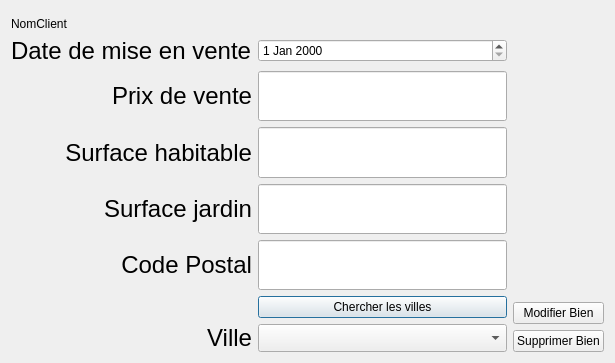
Ovan33/Immobilier, file src/Qt/AgenceImmobiliere/dialogbien.ui: the form before one commit.
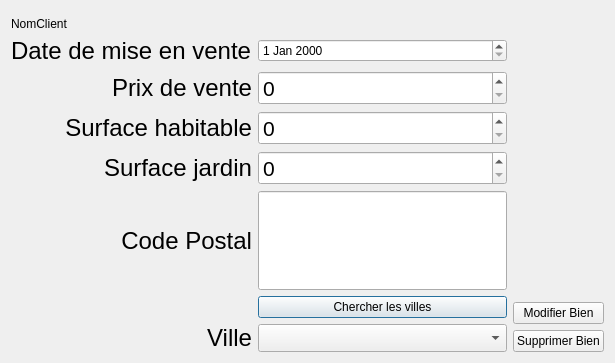
The form after the commit.

Commit message: DialogBien : Spinboxes pour prix de vente et surfaces Bien : Suppression des énumérations et création de getters/setters pour les surfaces Bien : ajout d'un constructeur contenant le numB

```diff
--- a/src/Qt/AgenceImmobiliere/dialogbien.ui
+++ b/src/Qt/AgenceImmobiliere/dialogbien.ui
@@ -118,23 +118,7 @@
           <set>Qt::AlignRight|Qt::AlignTrailing|Qt::AlignVCenter</set>
          </property>
          <property name="buddy">
-          <cstring>lineEdit_CodePostal_Bien</cstring>
-         </property>
-        </widget>
-       </item>
-       <item row="2" column="1">
-        <widget class="QLineEdit" name="lineEdit_SurfHabMin">
-         <property name="sizePolicy">
-          <sizepolicy hsizetype="Maximum" vsizetype="Expanding">
-           <horstretch>3</horstretch>
-           <verstretch>1</verstretch>
-          </sizepolicy>
-         </property>
-         <property name="maximumSize">
-          <size>
-           <width>421</width>
-           <height>16777215</height>
-          </size>
+          <cstring>lineEdit_CodePostal</cstring>
          </property>
         </widget>
        </item>
@@ -191,41 +175,6 @@
          <property name="alignment">
           <set>Qt::AlignRight|Qt::AlignTrailing|Qt::AlignVCenter</set>
          </property>
-         <property name="buddy">
-          <cstring>lineEdit_SurJardMin</cstring>
-         </property>
-        </widget>
-       </item>
-       <item row="3" column="1">
-        <widget class="QLineEdit" name="lineEdit_SurJardMin">
-         <property name="sizePolicy">
-          <sizepolicy hsizetype="Maximum" vsizetype="Expanding">
-           <horstretch>3</horstretch>
-           <verstretch>1</verstretch>
-          </sizepolicy>
-         </property>
-         <property name="maximumSize">
-          <size>
-           <width>421</width>
-           <height>16777215</height>
-          </size>
-         </property>
-        </widget>
-       </item>
-       <item row="1" column="1">
-        <widget class="QLineEdit" name="lineEdit_BudgetMax">
-         <property name="sizePolicy">
-          <sizepolicy hsizetype="Maximum" vsizetype="Expanding">
-           <horstretch>3</horstretch>
-           <verstretch>1</verstretch>
-          </sizepolicy>
-         </property>
-         <property name="maximumSize">
-          <size>
-           <width>421</width>
-           <height>16777215</height>
-          </size>
-         </property>
         </widget>
        </item>
        <item row="0" column="1">
@@ -244,6 +193,45 @@
          </property>
         </widget>
        </item>
+       <item row="1" column="1">
+        <widget class="QSpinBox" name="spinBox_prixVente">
+         <property name="font">
+          <font>
+           <family>Liberation Sans</family>
+           <pointsize>16</pointsize>
+          </font>
+         </property>
+         <property name="maximum">
+          <number>100000000</number>
+         </property>
+        </widget>
+       </item>
+       <item row="2" column="1">
+        <widget class="QSpinBox" name="spinBox_SurfaceHabitable">
+         <property name="font">
+          <font>
+           <family>Liberation Sans</family>
+           <pointsize>16</pointsize>
+          </font>
+         </property>
+         <property name="maximum">
+          <number>10000</number>
+         </property>
+        </widget>
+       </item>
+       <item row="3" column="1">
+        <widget class="QSpinBox" name="spinBox_SurfaceJardin">
+         <property name="font">
+          <font>
+           <family>Liberation Sans</family>
+           <pointsize>16</pointsize>
+          </font>
+         </property>
+         <property name="maximum">
+          <number>100000</number>
+         </property>
+        </widget>
+       </item>
       </layout>
      </item>
      <item>
```
Left out of the diff: 18 changed lines with no effect on the pictures. The commit also changes 9 other files.
